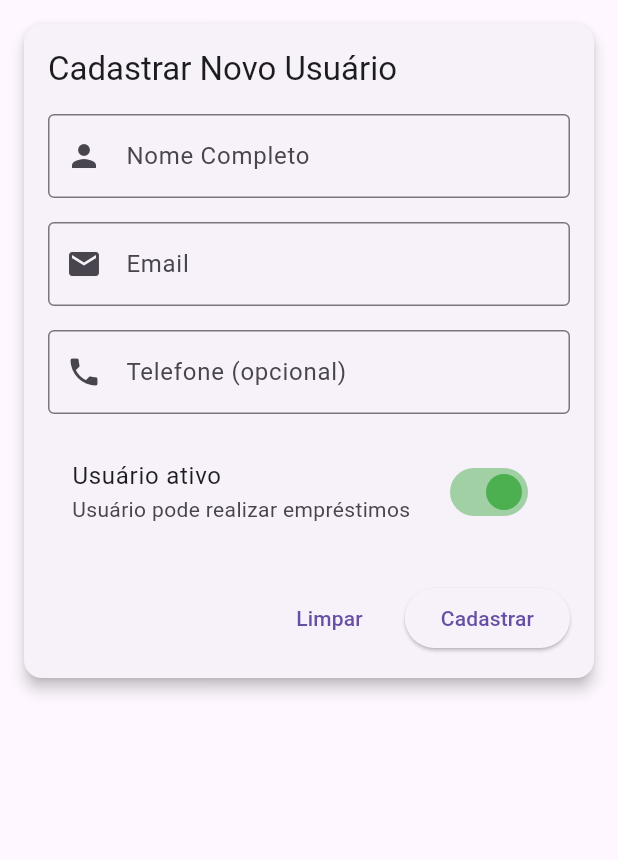
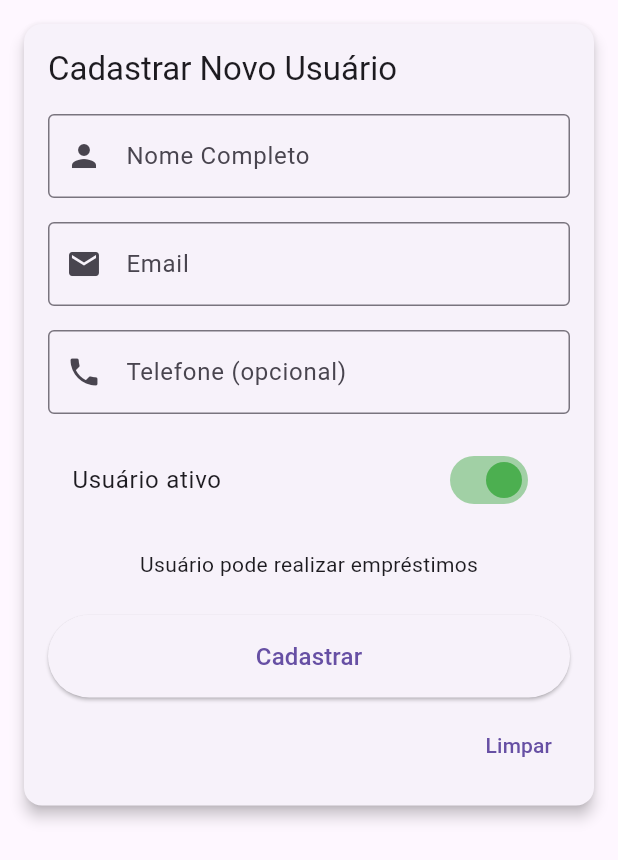
Before and after one commit to JTeixeiraz/Gerenciamento-de-Biblioteca-Flutter, a Flutter app: the FormUsuarioWidget widget shown alone on an empty page, opened directly with empty values, on a phone screen of 412 x 824 dp. Shown: the top 860 px of the screen. Run offline on Flutter 3.47's test engine with Material 3 defaults, Android fonts, the phone set to English and light mode, and no system bars; accounts and stored records are empty.

```diff
--- a/lib/widgets/FormUsuarioWidget.dart
+++ b/lib/widgets/FormUsuarioWidget.dart
@@ -144,15 +144,11 @@ class FormUsuarioWidgetState extends State<FormUsuarioWidget> {
                   if (value == null || value.trim().isEmpty) {
                     return 'Por favor, informe o email';
                   }
-
                   final emailRegExp = RegExp(
-                      r'^[a-zA-Z0-9._%+-]+@[a-zA-Z0-9.-]+\.[a-zA-Z]{2,}$'
-                  );
-
+                      r'^[a-zA-Z0-9._%+-]+@[a-zA-Z0-9.-]+\.[a-zA-Z]{2,}$');
                   if (!emailRegExp.hasMatch(value.trim())) {
                     return 'Por favor, informe um email válido';
                   }
-
                   return null;
                 },
                 onChanged: (value) => _email = value,
@@ -171,7 +167,6 @@ class FormUsuarioWidgetState extends State<FormUsuarioWidget> {
                 keyboardType: TextInputType.phone,
                 validator: (value) {
                   if (value != null && value.trim().isNotEmpty) {
-                    // Validação simples de telefone
                     final phoneRegExp = RegExp(r'^\(\d{2}\)\s\d{4,5}-\d{4}$');
                     if (!phoneRegExp.hasMatch(value.trim())) {
                       return 'Formato: (11) 99999-9999';
@@ -186,11 +181,6 @@ class FormUsuarioWidgetState extends State<FormUsuarioWidget> {
               // Switch para status ativo
               SwitchListTile(
                 title: const Text('Usuário ativo'),
-                subtitle: Text(
-                    _ativo
-                        ? 'Usuário pode realizar empréstimos'
-                        : 'Usuário não pode realizar empréstimos'
-                ),
                 value: _ativo,
                 onChanged: (value) {
                   setState(() {
@@ -199,9 +189,49 @@ class FormUsuarioWidgetState extends State<FormUsuarioWidget> {
                 },
                 activeColor: Colors.green,
               ),
+              const SizedBox(height: 18),
+
+              Center(
+                child: Text(
+                  _ativo
+                      ? 'Usuário pode realizar empréstimos'
+                      : 'Usuário não pode realizar empréstimos',
+                ),
+              ),
               const SizedBox(height: 24),
 
-              // Botões de ação
+              // Botão principal (Cadastrar/Atualizar)
+              SizedBox(
+                width: double.infinity,
+                child: ElevatedButton(
+                  onPressed: _isProcessando ? null : _salvar,
+                  style: ElevatedButton.styleFrom(
+                    padding: const EdgeInsets.symmetric(vertical: 16),
+                  ),
+                  child: _isProcessando
+                      ? const Row(
+                          mainAxisSize: MainAxisSize.min,
+                          children: [
+                            SizedBox(
+                              width: 16,
+                              height: 16,
+                              child: CircularProgressIndicator(strokeWidth: 2),
+                            ),
+                            SizedBox(width: 8),
+                            Text('Salvando...'),
+                          ],
+                        )
+                      : Text(
+                          widget.usuarioParaEdicao == null
+                              ? 'Cadastrar'
+                              : 'Atualizar',
+                          style: const TextStyle(fontSize: 16),
+                        ),
+                ),
+              ),
+              const SizedBox(height: 8),
+
+              // Botões secundários (Cancelar e Limpar)
               Row(
                 mainAxisAlignment: MainAxisAlignment.end,
                 children: [
@@ -210,34 +240,10 @@ class FormUsuarioWidgetState extends State<FormUsuarioWidget> {
                       onPressed: _isProcessando ? null : widget.onCancelar,
                       child: const Text('Cancelar'),
                     ),
-                  const SizedBox(width: 16),
+                  const SizedBox(width: 8),
                   TextButton(
                     onPressed: _isProcessando ? null : _limpar,
                     child: const Text('Limpar'),
-                  ),
-                  const SizedBox(width: 16),
-                  ElevatedButton(
-                    onPressed: _isProcessando ? null : _salvar,
-                    child: _isProcessando
-                        ? const Row(
-                      mainAxisSize: MainAxisSize.min,
-                      children: [
-                        SizedBox(
-                          width: 16,
-                          height: 16,
-                          child: CircularProgressIndicator(
-                            strokeWidth: 2,
-                          ),
-                        ),
-                        SizedBox(width: 8),
-                        Text('Salvando...'),
-                      ],
-                    )
-                        : Text(
-                        widget.usuarioParaEdicao == null
-                            ? 'Cadastrar'
-                            : 'Atualizar'
-                    ),
                   ),
                 ],
               ),
```
